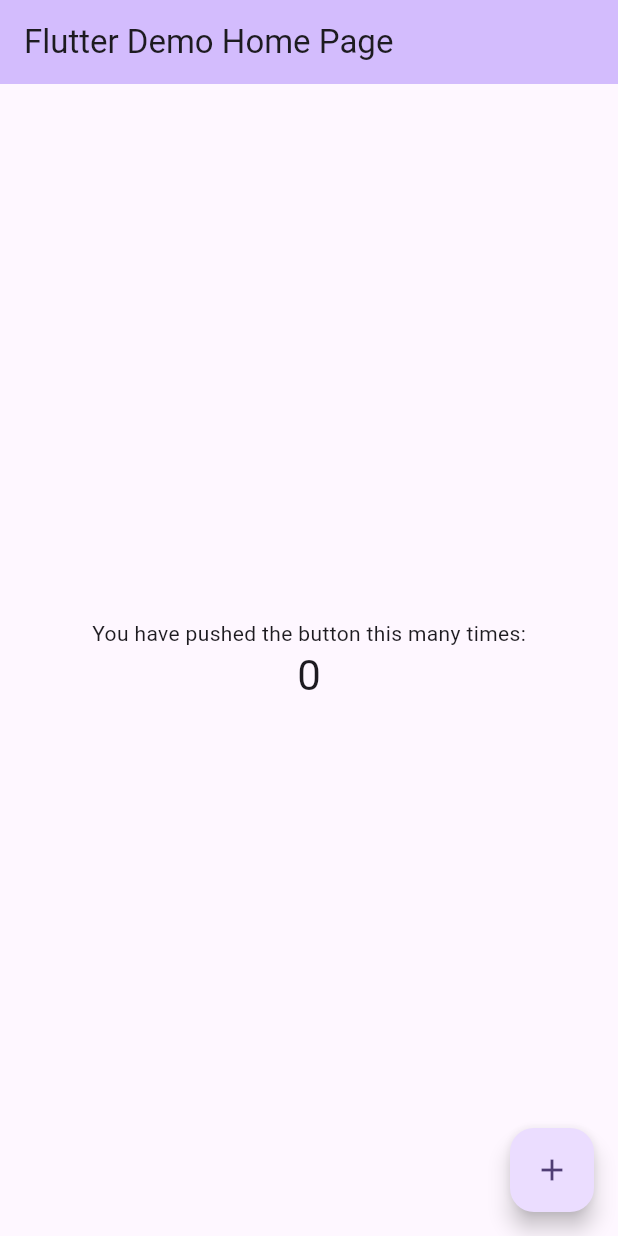
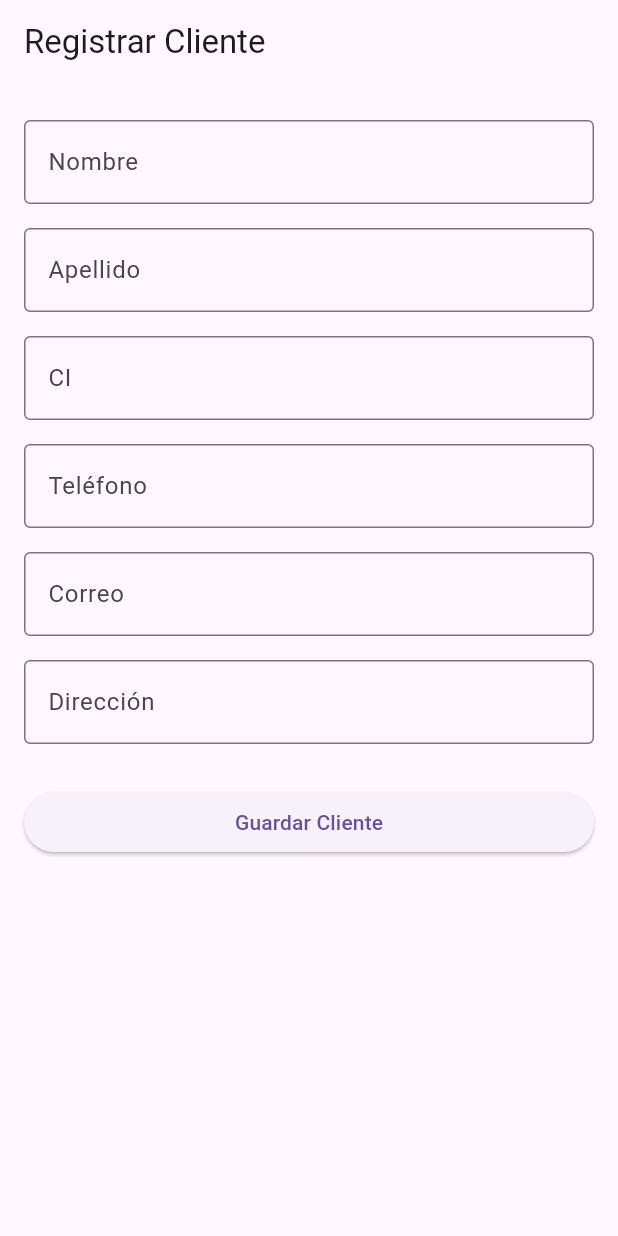
Before and after one commit to erikbarrera757/Gestion-canchas-deportivas, a Flutter app: the screen it shows after launch, on a phone screen of 412 x 824 dp. Run offline on Flutter 3.47's test engine with Material 3 defaults, Android fonts, the light colour scheme and no system bars.

Commit message:
Registrar Cliente

```diff
--- a/app_flutter/lib/main.dart
+++ b/app_flutter/lib/main.dart
@@ -1,122 +1,22 @@
 import 'package:flutter/material.dart';
+import 'screens/clientes/registrar_cliente_screen.dart';
 
 void main() {
-  runApp(const MyApp());
+  runApp(const GestionCanchasApp());
 }
 
-class MyApp extends StatelessWidget {
-  const MyApp({super.key});
+class GestionCanchasApp extends StatelessWidget {
+  const GestionCanchasApp({super.key});
 
-  // This widget is the root of your application.
   @override
   Widget build(BuildContext context) {
     return MaterialApp(
-      title: 'Flutter Demo',
+      debugShowCheckedModeBanner: false,
+      title: 'Gestión de Canchas',
       theme: ThemeData(
-        // This is the theme of your application.
-        //
-        // TRY THIS: Try running your application with "flutter run". You'll see
-        // the application has a purple toolbar. Then, without quitting the app,
-        // try changing the seedColor in the colorScheme below to Colors.green
-        // and then invoke "hot reload" (save your changes or press the "hot
-        // reload" button in a Flutter-supported IDE, or press "r" if you used
-        // the command line to start the app).
-        //
-        // Notice that the counter didn't reset back to zero; the application
-        // state is not lost during the reload. To reset the state, use hot
-        // restart instead.
-        //
-        // This works for code too, not just values: Most code changes can be
-        // tested with just a hot reload.
-        colorScheme: .fromSeed(seedColor: Colors.deepPurple),
+        primarySwatch: Colors.blue,
       ),
-      home: const MyHomePage(title: 'Flutter Demo Home Page'),
+      home: const RegistrarClienteScreen(),
     );
   }
 }
-
-class MyHomePage extends StatefulWidget {
-  const MyHomePage({super.key, required this.title});
-
-  // This widget is the home page of your application. It is stateful, meaning
-  // that it has a State object (defined below) that contains fields that affect
-  // how it looks.
-
-  // This class is the configuration for the state. It holds the values (in this
-  // case the title) provided by the parent (in this case the App widget) and
-  // used by the build method of the State. Fields in a Widget subclass are
-  // always marked "final".
-
-  final String title;
-
-  @override
-  State<MyHomePage> createState() => _MyHomePageState();
-}
-
-class _MyHomePageState extends State<MyHomePage> {
-  int _counter = 0;
-
-  void _incrementCounter() {
-    setState(() {
-      // This call to setState tells the Flutter framework that something has
-      // changed in this State, which causes it to rerun the build method below
-      // so that the display can reflect the updated values. If we changed
-      // _counter without calling setState(), then the build method would not be
-      // called again, and so nothing would appear to happen.
-      _counter++;
-    });
-  }
-
-  @override
-  Widget build(BuildContext context) {
-    // This method is rerun every time setState is called, for instance as done
-    // by the _incrementCounter method above.
-    //
-    // The Flutter framework has been optimized to make rerunning build methods
-    // fast, so that you can just rebuild anything that needs updating rather
-    // than having to individually change instances of widgets.
-    return Scaffold(
-      appBar: AppBar(
-        // TRY THIS: Try changing the color here to a specific color (to
-        // Colors.amber, perhaps?) and trigger a hot reload to see the AppBar
-        // change color while the other colors stay the same.
-        backgroundColor: Theme.of(context).colorScheme.inversePrimary,
-        // Here we take the value from the MyHomePage object that was created by
-        // the App.build method, and use it to set our appbar title.
-        title: Text(widget.title),
-      ),
-      body: Center(
-        // Center is a layout widget. It takes a single child and positions it
-        // in the middle of the parent.
-        child: Column(
-          // Column is also a layout widget. It takes a list of children and
-          // arranges them vertically. By default, it sizes itself to fit its
-          // children horizontally, and tries to be as tall as its parent.
-          //
-          // Column has various properties to control how it sizes itself and
-          // how it positions its children. Here we use mainAxisAlignment to
-          // center the children vertically; the main axis here is the vertical
-          // axis because Columns are vertical (the cross axis would be
-          // horizontal).
-          //
-          // TRY THIS: Invoke "debug painting" (choose the "Toggle Debug Paint"
-          // action in the IDE, or press "p" in the console), to see the
-          // wireframe for each widget.
-          mainAxisAlignment: .center,
-          children: [
-            const Text('You have pushed the button this many times:'),
-            Text(
-              '$_counter',
-              style: Theme.of(context).textTheme.headlineMedium,
-            ),
-          ],
-        ),
-      ),
-      floatingActionButton: FloatingActionButton(
-        onPressed: _incrementCounter,
-        tooltip: 'Increment',
-        child: const Icon(Icons.add),
-      ),
-    );
-  }
-}
--- /dev/null
+++ b/app_flutter/lib/models/cliente.dart
@@ -0,0 +1,17 @@
+class Cliente {
+  String nombre;
+  String apellido;
+  String ci;
+  String telefono;
+  String correo;
+  String direccion;
+
+  Cliente({
+    required this.nombre,
+    required this.apellido,
+    required this.ci,
+    required this.telefono,
+    required this.correo,
+    required this.direccion,
+  });
+}
--- /dev/null
+++ b/app_flutter/lib/screens/clientes/registrar_cliente_screen.dart
@@ -0,0 +1,70 @@
+import 'package:flutter/material.dart';
+
+class RegistrarClienteScreen extends StatefulWidget {
+  const RegistrarClienteScreen({super.key});
+
+  @override
+  State<RegistrarClienteScreen> createState() =>
+      _RegistrarClienteScreenState();
+}
+
+class _RegistrarClienteScreenState
+    extends State<RegistrarClienteScreen> {
+
+  final nombreController = TextEditingController();
+  final apellidoController = TextEditingController();
+  final ciController = TextEditingController();
+  final telefonoController = TextEditingController();
+  final correoController = TextEditingController();
+  final direccionController = TextEditingController();
+
+  void guardarCliente() {
+    ScaffoldMessenger.of(context).showSnackBar(
+      const SnackBar(
+        content: Text("Cliente registrado correctamente"),
+      ),
+    );
+  }
+
+  Widget campo(String label, TextEditingController controller) {
+    return Padding(
+      padding: const EdgeInsets.symmetric(vertical: 8),
+      child: TextField(
+        controller: controller,
+        decoration: InputDecoration(
+          labelText: label,
+          border: const OutlineInputBorder(),
+        ),
+      ),
+    );
+  }
+
+  @override
+  Widget build(BuildContext context) {
+    return Scaffold(
+      appBar: AppBar(
+        title: const Text("Registrar Cliente"),
+      ),
+      body: Padding(
+        padding: const EdgeInsets.all(16),
+        child: ListView(
+          children: [
+            campo("Nombre", nombreController),
+            campo("Apellido", apellidoController),
+            campo("CI", ciController),
+            campo("Teléfono", telefonoController),
+            campo("Correo", correoController),
+            campo("Dirección", direccionController),
+
+            const SizedBox(height: 20),
+
+            ElevatedButton(
+              onPressed: guardarCliente,
+              child: const Text("Guardar Cliente"),
+            ),
+          ],
+        ),
+      ),
+    );
+  }
+}
```
